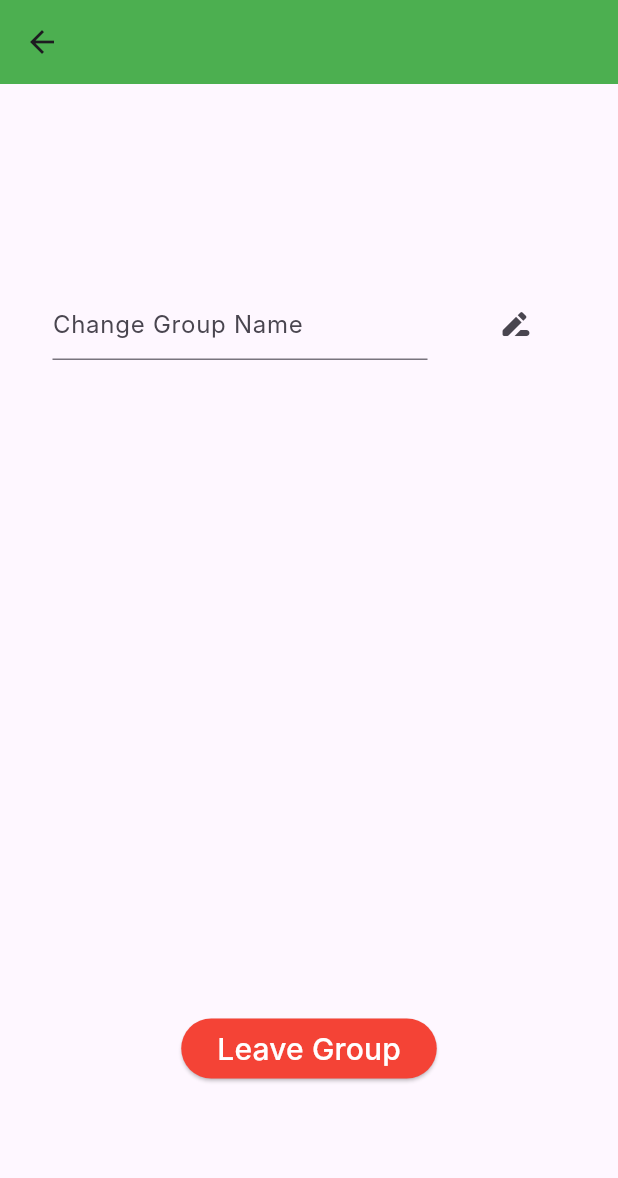
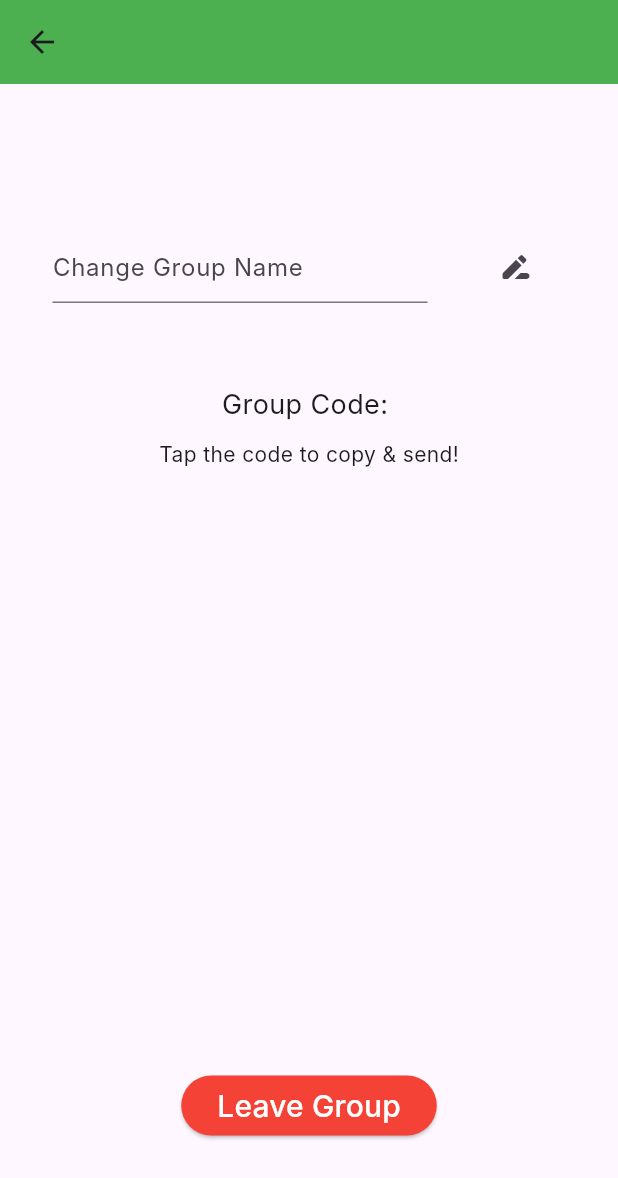
Before and after one commit to juliusya45/hackgroceryapp, a Flutter app: the IndividualGroupScreen screen opened directly with empty values, after a tap on the "more vert" icon, on a phone screen of 412 x 824 dp. Shown: the top 1178 px of the screen. Run offline on Flutter 3.47's test engine with Material 3 defaults, Android fonts, the phone set to English and light mode, and no system bars; our stand-ins replace cloud_firestore, firebase_auth, firebase_core, flutter_expandable_fab, get, loading_animation_widget and 2 more; missing offline and left inert: clipboard; accounts and stored records are empty; Roboto replaces fonts that are missing (Inter).

Commit message:
added functionality to copy code

```diff
--- a/lib/screens/group_related/group_setting_screen.dart
+++ b/lib/screens/group_related/group_setting_screen.dart
@@ -3,6 +3,7 @@ import 'package:flutter/foundation.dart';
 import 'package:hack_grocery_app/classes/group.dart';
 import 'package:hack_grocery_app/screens/logout_screen.dart';
 import 'package:hack_grocery_app/screens/notification_screen.dart';
+import 'package:clipboard/clipboard.dart';
 
 class GroupSettingScreen extends StatefulWidget {
   const GroupSettingScreen({super.key, required this.group});
@@ -60,6 +61,17 @@ class _GroupSettingScreenState extends State<GroupSettingScreen> {
        icon: Icon(Icons.drive_file_rename_outline_rounded)),
                   ],
                 ),
+      SizedBox(height: 20,),
+      GestureDetector(
+        child: Text("Group Code: " + group.id,
+          style: TextStyle(fontSize: 18),
+        ),
+        onTap: (){
+          FlutterClipboard.copy(group.id);
+        },
+        ),
+      SizedBox(height: 10,),
+      Text("Tap the code to copy & send!"),
 
        SizedBox(height: 400),
        ElevatedButton(
--- a/lib/screens/group_related/groups_screen.dart
+++ b/lib/screens/group_related/groups_screen.dart
@@ -194,7 +194,7 @@ class _GroupScreenState extends State<GroupScreen> {
             mouseCursor: MaterialStateMouseCursor.textable,
             onPressed: ()  async {
               await Navigator.push(context, MaterialPageRoute(builder: (context)=> CreateGroup(appUser: appUser)));
-              Future.delayed(const Duration(seconds: 2), () {
+              Future.delayed(const Duration(seconds: 1), () {
                 setState(() {
                   refresh();
                 });
@@ -211,7 +211,7 @@ class _GroupScreenState extends State<GroupScreen> {
             onPressed: ()
               async {
               await Navigator.push(context, MaterialPageRoute(builder: (context)=> JoinGroup(appUser: appUser,)));
-              Future.delayed(const Duration(seconds: 2), () {
+              Future.delayed(const Duration(seconds: 1), () {
                 setState(() {
                   refresh();
                 });
--- a/lib/screens/group_related/individual_group_screen.dart
+++ b/lib/screens/group_related/individual_group_screen.dart
@@ -110,7 +110,7 @@ class _IndividualGroupScreenState extends State<IndividualGroupScreen> {
       child: GestureDetector(
         onTap: () async {
           await Navigator.push(context, MaterialPageRoute(builder: (context)=> GroupSettingScreen(group: widget.group,)));
-              Future.delayed(const Duration(seconds: 2), () {
+              Future.delayed(const Duration(seconds: 1), () {
                 setState(() {
                   refresh();
                 });
@@ -151,7 +151,7 @@ class _IndividualGroupScreenState extends State<IndividualGroupScreen> {
               child: Icon(Icons.add_box_outlined),
               onPressed: ()  async {
               await Navigator.push(context, MaterialPageRoute(builder: (context)=> CreateList(group: widget.group)));
-              Future.delayed(const Duration(seconds: 2), () {
+              Future.delayed(const Duration(seconds: 1), () {
                 setState(() {
                   refresh();
                 });
--- a/lib/screens/item_related/individual_list_screen.dart
+++ b/lib/screens/item_related/individual_list_screen.dart
@@ -141,7 +141,7 @@ class _IndividualListScreenState extends State<IndividualListScreen> {
               onPressed: () async {
               //when the add item button is created go to the screen to add an item
               await Navigator.push(context, MaterialPageRoute(builder: (context)=> CreateItem(list: list,)));
-              Future.delayed(const Duration(seconds: 2), () {
+              Future.delayed(const Duration(seconds: 1), () {
                 setState(() {
                   refresh();
                 });
--- a/pubspec.yaml
+++ b/pubspec.yaml
@@ -7,6 +7,7 @@ environment:
   sdk: '>=3.1.3 <4.0.0'
 
 dependencies:
+  clipboard: ^0.1.3
   cloud_firestore: ^4.14.0
   firebase_auth: ^4.16.0
   firebase_core: ^2.24.2
```
Also changed, not shown: pubspec.lock.
